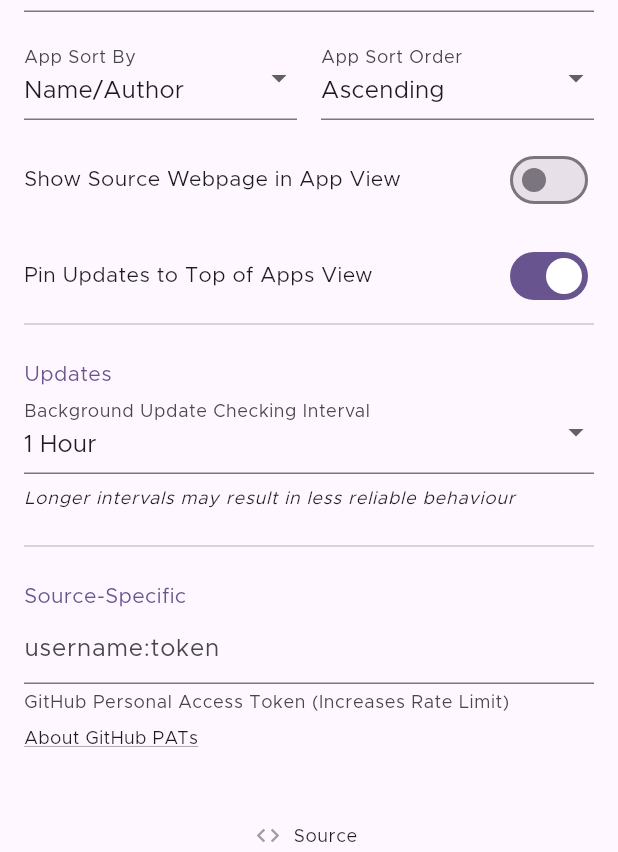
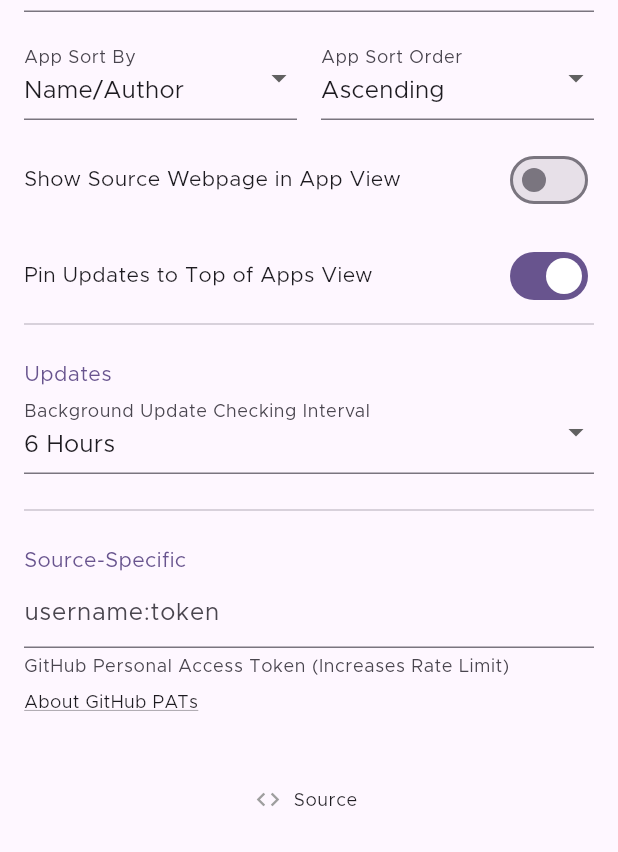
Before and after one commit to ImranR98/Obtainium, a Flutter app: the SettingsPage screen opened directly, on a phone screen of 412 x 824 dp, the part 384-1236 px from its top. Run offline on Flutter 3.47's test engine with Material 2 defaults, Android fonts, the phone set to English and light mode, and no system bars; drawn by our look-alikes of dynamic_color; our stand-ins replace device_info_plus, file_picker, flutter_local_notifications, fluttertoast, permission_handler, share_plus and 2 more; missing offline and left inert: android_alarm_manager_plus, flutter_fgbg, install_plugin_v2, installed_apps, package_archive_info; accounts and stored records are empty.

Commit message:
Default bg time is 6 hours, removed related warning

```diff
--- a/lib/pages/settings.dart
+++ b/lib/pages/settings.dart
@@ -209,17 +209,6 @@ class _SettingsPageState extends State<SettingsPage> {
                                     settingsProvider.updateInterval = value;
                                   }
                                 }),
-                            const SizedBox(
-                              height: 8,
-                            ),
-                            Text(
-                              'Longer intervals may result in less reliable behaviour',
-                              style: Theme.of(context)
-                                  .textTheme
-                                  .labelMedium!
-                                  .merge(const TextStyle(
-                                      fontStyle: FontStyle.italic)),
-                            ),
                             const Divider(
                               height: 48,
                             ),
--- a/lib/providers/settings_provider.dart
+++ b/lib/providers/settings_provider.dart
@@ -55,7 +55,7 @@ class SettingsProvider with ChangeNotifier {
   }
 
   int get updateInterval {
-    var min = prefs?.getInt('updateInterval') ?? 60;
+    var min = prefs?.getInt('updateInterval') ?? 360;
     if (!updateIntervals.contains(min)) {
       var temp = updateIntervals[0];
       for (var i in updateIntervals) {
```
